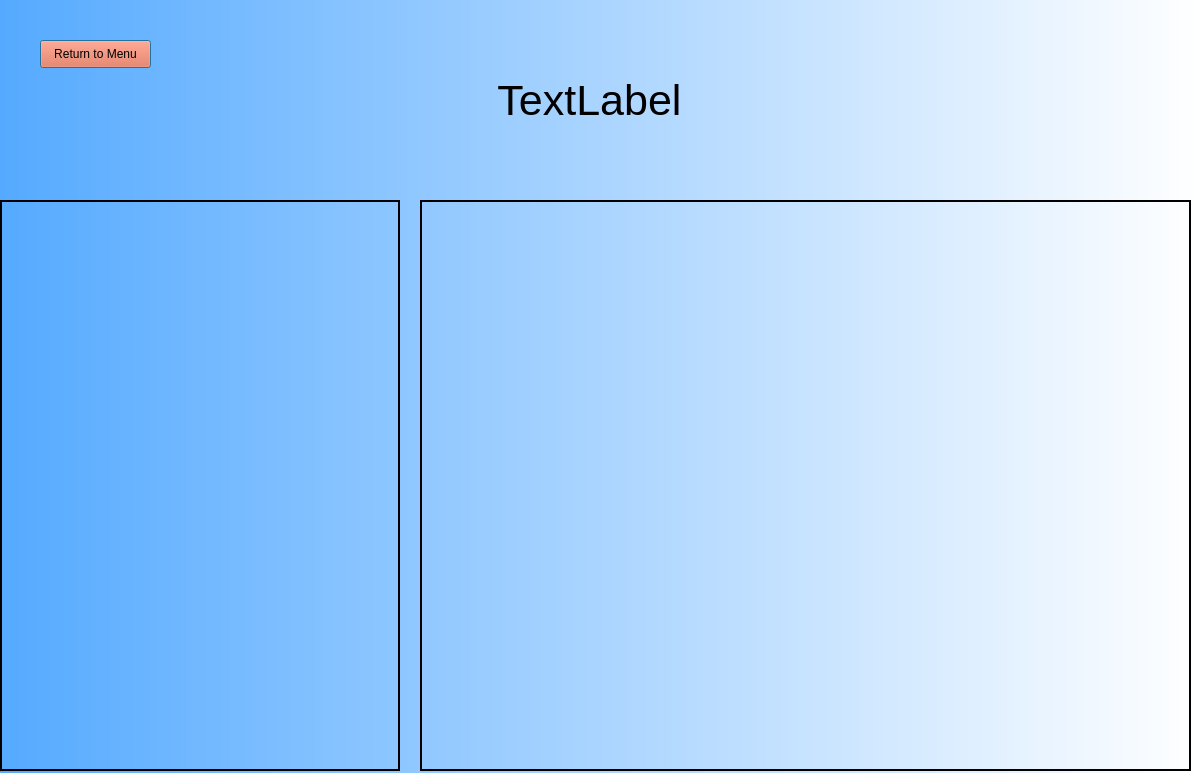
Qt form Frontend/ListOfKitchens.ui (YY0NII/DeskFood) before a commit.
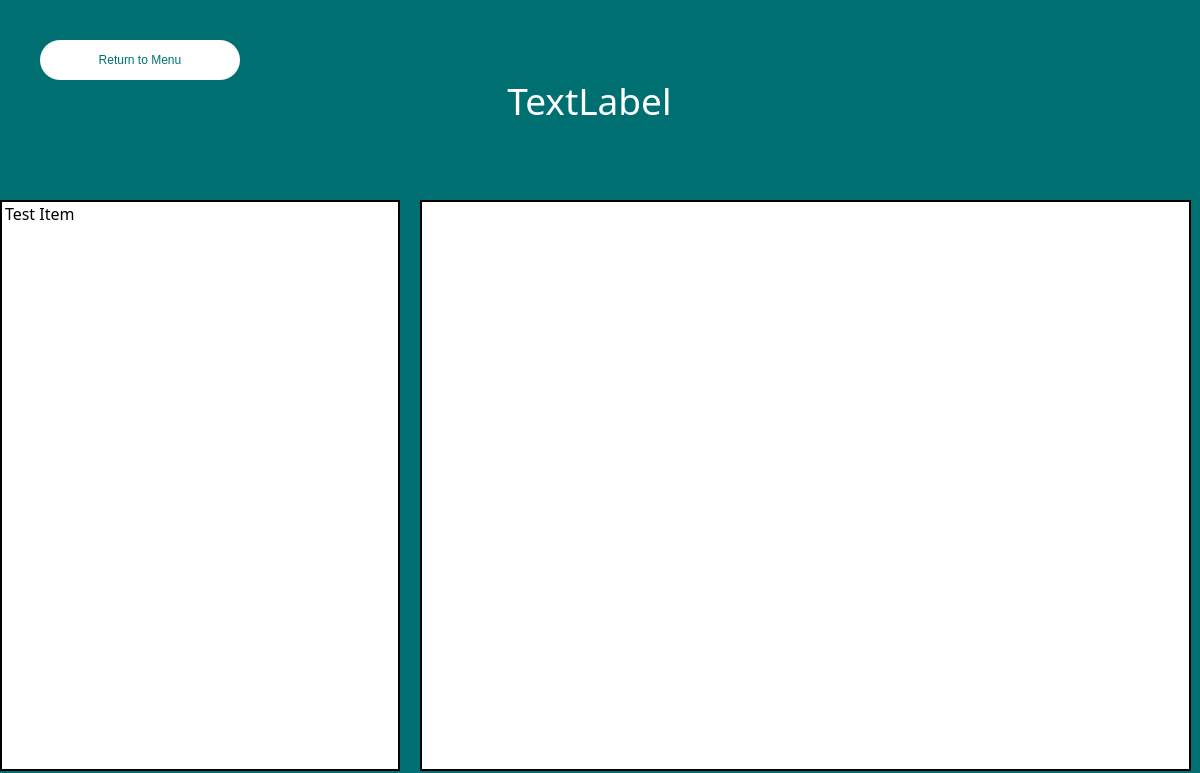
The same form after that commit.

Diff of the .ui file:
```diff
--- a/Frontend/ListOfKitchens.ui
+++ b/Frontend/ListOfKitchens.ui
@@ -23,7 +23,9 @@
     </rect>
    </property>
    <property name="styleSheet">
-    <string notr="true">background-color: qlineargradient(spread:pad, x1:0, y1:0, x2:1, y2:0, stop:0 rgba(85, 170, 255, 255), stop:1 rgba(255, 255, 255, 255));</string>
+    <string notr="true">background-color:rgb(0, 111, 113);
+font: 87 12pt &quot;Arial Black&quot;;
+color: rgb(255, 255, 255);</string>
    </property>
    <widget class="QLabel" name="locationLabel">
     <property name="geometry">
@@ -36,9 +38,9 @@
     </property>
     <property name="font">
      <font>
-      <family>.AppleSystemUIFont</family>
-      <pointsize>32</pointsize>
-      <weight>50</weight>
+      <family>Arial Black</family>
+      <pointsize>28</pointsize>
+      <weight>10</weight>
       <italic>false</italic>
       <bold>false</bold>
      </font>
@@ -67,15 +69,16 @@
     </property>
     <property name="font">
      <font>
-      <family>.AppleSystemUIFont</family>
-      <pointsize>32</pointsize>
-      <weight>50</weight>
+      <family>Arial Black</family>
+      <pointsize>12</pointsize>
+      <weight>10</weight>
       <italic>false</italic>
       <bold>false</bold>
      </font>
     </property>
     <property name="styleSheet">
-     <string notr="true">background-color: rgba(255, 255, 255, 0);</string>
+     <string notr="true">background-color: rgb(255, 255, 255);
+color: rgb(0, 0, 0);</string>
     </property>
     <property name="frameShape">
      <enum>QFrame::Box</enum>
@@ -89,6 +92,11 @@
     <property name="midLineWidth">
      <number>1</number>
     </property>
+    <item>
+     <property name="text">
+      <string>Test Item</string>
+     </property>
+    </item>
    </widget>
    <widget class="QListWidget" name="menuList">
     <property name="geometry">
@@ -100,7 +108,8 @@
      </rect>
     </property>
     <property name="styleSheet">
-     <string notr="true">background-color: rgba(255, 255, 255, 0);</string>
+     <string notr="true">background-color: rgb(255, 255, 255);
+color: rgb(0, 0, 0);</string>
     </property>
     <property name="frameShape">
      <enum>QFrame::Box</enum>
@@ -117,12 +126,13 @@
      <rect>
       <x>40</x>
       <y>40</y>
-      <width>111</width>
-      <height>28</height>
+      <width>200</width>
+      <height>40</height>
      </rect>
     </property>
     <property name="styleSheet">
-     <string notr="true">background-color: rgb(244, 96, 54);</string>
+     <string notr="true">background-color: rgb(255, 255, 255);border-radius:20px;
+color:rgb(0, 111, 113);</string>
     </property>
     <property name="text">
      <string>Return to Menu</string>
```
Left out of the diff: 3 changed lines with no effect on the pictures.
